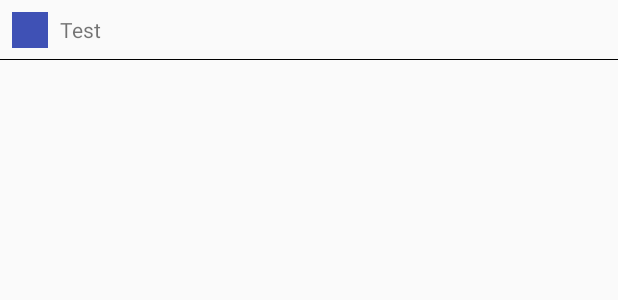
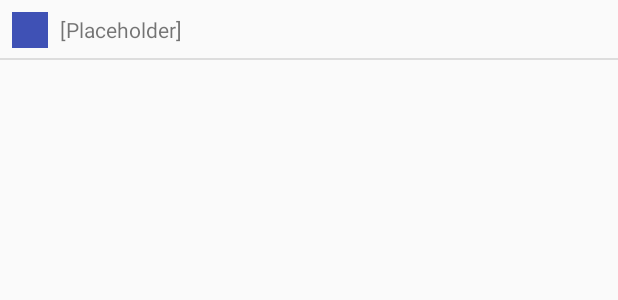
Before and after one commit to TriangleLeft/Flashcards, an Android app: the layout vocabular_card.xml on its own in the app's theme, with its tools: preview values and no code run, on a phone screen of 412 x 824 dp. Shown: the top 300 px of the screen. Run offline under Robolectric (Android 15) with nearby library versions, the light colour scheme and no system bars.

Commit message:
Changed list divider style

```diff
--- a/app/src/main/res/layout/vocabular_card.xml
+++ b/app/src/main/res/layout/vocabular_card.xml
@@ -20,12 +20,13 @@
         android:layout_centerVertical="true"
         android:layout_marginLeft="8dp"
         android:layout_toRightOf="@+id/icon"
-        android:text="Test" />
+        android:text="@string/placeholder" />
 
+    <!-- Divider -->
     <View
         android:layout_width="match_parent"
-        android:layout_height="1px"
+        android:layout_height="1dp"
         android:layout_alignParentBottom="true"
-        android:background="#000000" />
+        android:background="@color/divider" />
 
 </RelativeLayout>
--- a/app/src/main/res/values/colors.xml
+++ b/app/src/main/res/values/colors.xml
@@ -12,5 +12,6 @@
     <color name="flashcard_text_wrong">#DD381D</color>
     <color name="flashcard_text_right">#7EB530</color>
     <color name="white">#ffffff</color>
+    <color name="divider">#1e000000</color>
 
 </resources>
```
